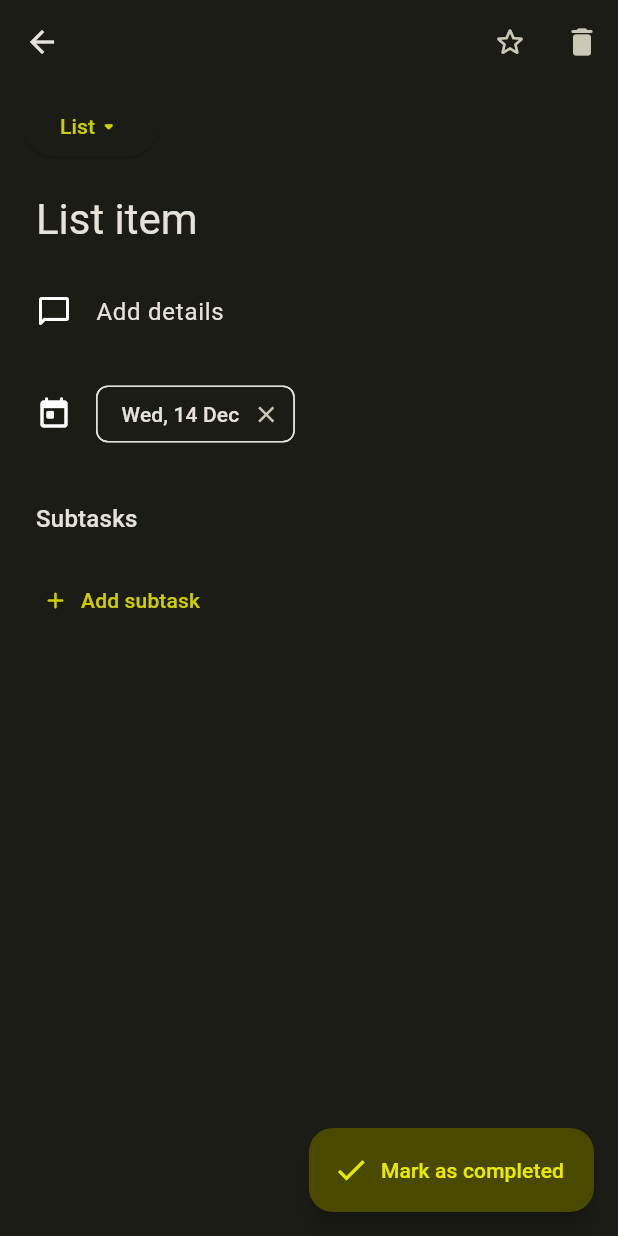
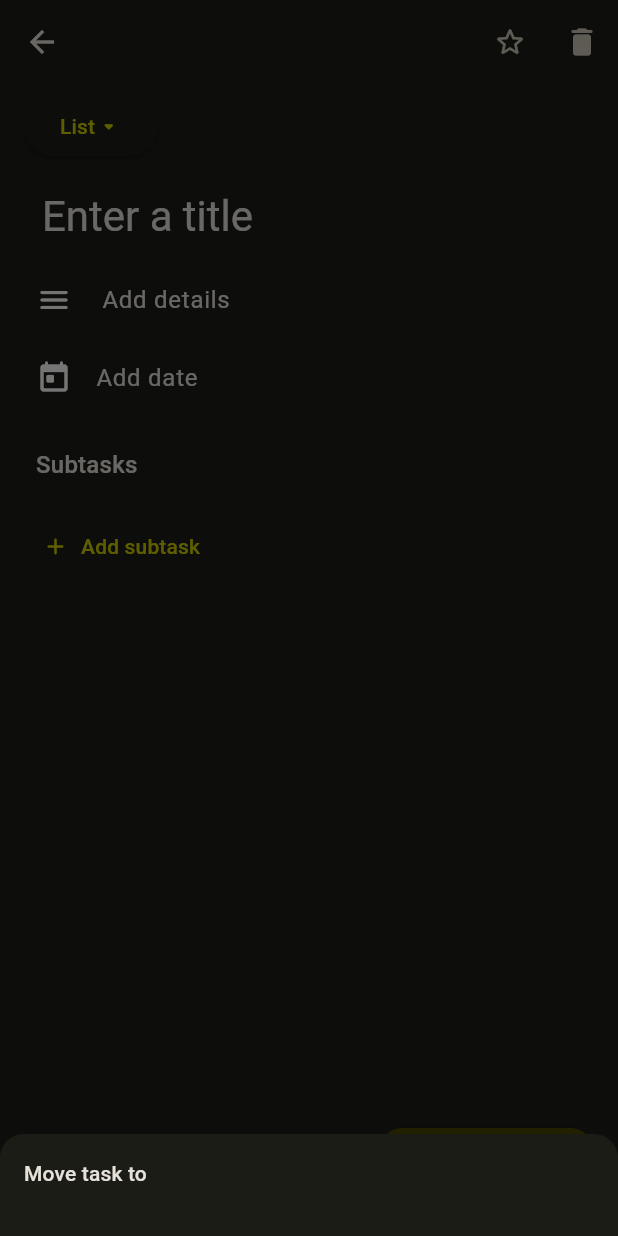
Before and after one commit to kite-user/done, a Flutter app: the TaskContentScreen screen opened directly with empty values, after a tap on "List", on a phone screen of 412 x 824 dp. Run offline on Flutter 3.47's test engine with Material 2 defaults, Android fonts, the phone set to English and light mode, and no system bars; our stand-ins replace equatable, sqflite; accounts and stored records are empty.

Commit message:
init task content page barebone

```diff
--- /dev/null
+++ b/lib/src/controllers/task_content_controller.dart
@@ -0,0 +1,13 @@
+import 'package:done/src/models/task.dart';
+import 'package:flutter/material.dart';
+
+class TaskContentController extends ChangeNotifier {
+  final Task _task;
+
+  String get taskId => _task.id;
+  String? get listId => _task.listId;
+
+  Future<void> changeListId() async {}
+
+  TaskContentController(this._task);
+}
--- a/lib/src/controllers/tasks_controller.dart
+++ b/lib/src/controllers/tasks_controller.dart
@@ -31,6 +31,12 @@ class TasksController extends ChangeNotifier {
     }).catchError((err) {
       notifyListeners();
     });
+  }
+
+  Task getTask(String taskId) {
+    final index = _tasks.indexWhere((element) => element.id == taskId);
+    if (index == -1) return const Task(id: '0', title: '');
+    return _tasks[index];
   }
 
   Future<void> _addTask(Task task) async {
@@ -80,6 +86,7 @@ class TasksController extends ChangeNotifier {
 
   Future<void> deleteTask(String id) async {
     final taskIndex = _tasks.indexWhere((element) => element.id == id);
+    await repository.deleteTask(id);
     _tasks.removeAt(taskIndex);
     notifyListeners();
   }
--- a/lib/src/models/task.dart
+++ b/lib/src/models/task.dart
@@ -56,7 +56,7 @@ class Task extends Equatable {
       'id': id,
       'title': title,
       'details': details,
-      'time': time != null ? time.toString() : ' ',
+      'time': time != null ? time.toString() : '',
       'completed': completed,
       'favorited': onFavorite,
       'list_id': listId,
@@ -68,7 +68,7 @@ class Task extends Equatable {
         id: json['id'],
         title: json['title'],
         details: json['details'],
-        time: DateTime.parse(json['time']),
+        time: json['time'] == '' ? null : DateTime.parse(json['time']),
         completed: json['completed'] == 1,
         onFavorite: json['favorited'] == 1,
       );
--- a/lib/src/repository/app_repository.dart
+++ b/lib/src/repository/app_repository.dart
@@ -8,7 +8,7 @@ abstract class AppRepository {
   Future<void> updateTaskList(TaskList taskList);
 
   Future<List<Task>> getTasks(String listId);
-  Future<void> deleteTask(Task task);
+  Future<void> deleteTask(String taskId);
   Future<void> addTask(Task task);
   Future<void> updateTask(Task task);
 }
--- a/lib/src/repository/sqlite_repository.dart
+++ b/lib/src/repository/sqlite_repository.dart
@@ -106,13 +106,15 @@ class SQLiteRepository extends AppRepository {
   Future<void> addTask(Task task) async {
     Database db = await instance.db;
 
-    db.insert('tasks', task.toMap(),
+    await db.insert('tasks', task.toMap(),
         conflictAlgorithm: ConflictAlgorithm.replace);
   }
 
   @override
-  Future<void> deleteTask(Task task) {
-    throw UnimplementedError();
+  Future<void> deleteTask(String taskId) async {
+    Database db = await instance.db;
+
+    await db.delete('tasks', where: 'id = ?', whereArgs: [taskId]);
   }
 
   @override
@@ -127,6 +129,8 @@ class SQLiteRepository extends AppRepository {
     var tasks =
         await db.query('tasks', where: 'list_id = ?', whereArgs: [listId]);
 
+    print('tasks: ${tasks.length}');
+
     return tasks.isNotEmpty ? tasks.map((e) => Task.fromMap(e)).toList() : [];
   }
 }
--- a/lib/src/ui/home/list_item.dart
+++ b/lib/src/ui/home/list_item.dart
@@ -48,7 +48,9 @@ class TwoLineListTile extends StatelessWidget {
     return GestureDetector(
       onTap: () => Navigator.push(
         context,
-        MaterialPageRoute(builder: (context) => TaskContentScreen(task: task)),
+        MaterialPageRoute(
+          builder: (context) => TaskContentScreen(taskId: task.id),
+        ),
       ),
       child: ListTile(
         leading: IconButton(
@@ -99,7 +101,10 @@ class OneLineListTile extends StatelessWidget {
     return GestureDetector(
       onTap: () => Navigator.push(
         context,
-        MaterialPageRoute(builder: (context) => TaskContentScreen(task: task)),
+        MaterialPageRoute(
+            builder: (context) => TaskContentScreen(
+                  taskId: task.id,
+                )),
       ),
       child: ListTile(
         leading: IconButton(
--- a/lib/src/ui/task_content/date_item.dart
+++ b/lib/src/ui/task_content/date_item.dart
@@ -3,7 +3,10 @@ import 'package:flutter/material.dart';
 class DateItem extends StatelessWidget {
   const DateItem({
     Key? key,
+    required this.time,
   }) : super(key: key);
+
+  final DateTime? time;
 
   @override
   Widget build(BuildContext context) {
@@ -18,6 +21,7 @@ class DateItem extends StatelessWidget {
         children: [
           const Icon(Icons.today_rounded),
           const SizedBox(width: 16),
+          if (time != null)
             InputChip(
               label: Text(
                 'Wed, 14 Dec',
@@ -26,6 +30,14 @@ class DateItem extends StatelessWidget {
               ),
               onDeleted: () {},
               selected: false,
+            )
+          else
+            GestureDetector(
+              onTap: () {},
+              child: Text(
+                'Add date',
+                style: Theme.of(context).textTheme.bodyLarge,
+              ),
             ),
         ],
       ),
--- a/lib/src/ui/task_content/detail_item.dart
+++ b/lib/src/ui/task_content/detail_item.dart
@@ -10,17 +10,25 @@ class DetailItem extends StatelessWidget {
     return Padding(
       padding: const EdgeInsets.only(
         left: 16,
-        top: 16,
-        bottom: 16,
-        right: 24,
       ),
       child: Row(
         children: [
-          const Icon(Icons.chat_bubble_outline_rounded),
+          const Icon(Icons.menu_rounded),
           const SizedBox(width: 16),
-          Text(
-            'Add details',
-            style: Theme.of(context).textTheme.bodyLarge,
+          Expanded(
+            child: TextField(
+              keyboardType: TextInputType.multiline,
+              maxLines: null,
+              style: Theme.of(context).textTheme.bodyLarge,
+              decoration: InputDecoration(
+                hintText: 'Add details',
+                hintStyle: Theme.of(context).textTheme.bodyLarge,
+                contentPadding: EdgeInsets.zero,
+                border: const OutlineInputBorder(
+                  borderSide: BorderSide.none,
+                ),
+              ),
+            ),
           ),
         ],
       ),
--- a/lib/src/ui/task_content/headline_title.dart
+++ b/lib/src/ui/task_content/headline_title.dart
@@ -3,18 +3,28 @@ import 'package:flutter/material.dart';
 class HeadlineTitle extends StatelessWidget {
   const HeadlineTitle({
     Key? key,
-    required this.title,
   }) : super(key: key);
-
-  final String title;
 
   @override
   Widget build(BuildContext context) {
     return Padding(
-      padding: const EdgeInsets.all(16),
-      child: Text(
-        title,
+      padding: const EdgeInsets.only(
+        left: 16,
+        top: 8,
+        bottom: 8,
+        right: 16,
+      ),
+      child: TextField(
         style: Theme.of(context).textTheme.headlineMedium,
+        textInputAction: TextInputAction.done,
+        decoration: InputDecoration(
+          hintText: 'Enter a title',
+          hintStyle: Theme.of(context).textTheme.headlineMedium,
+          contentPadding: EdgeInsets.zero,
+          border: const OutlineInputBorder(
+            borderSide: BorderSide.none,
+          ),
+        ),
       ),
     );
   }
--- /dev/null
+++ b/lib/src/ui/task_content/list_selection_bottom_sheet_content.dart
@@ -0,0 +1,35 @@
+import 'package:done/src/controllers/tasklists_controller.dart';
+import 'package:flutter/material.dart';
+import 'package:provider/provider.dart';
+
+class ListSelectionBottomSheetContent extends StatelessWidget {
+  const ListSelectionBottomSheetContent({
+    Key? key,
+  }) : super(key: key);
+
+  @override
+  Widget build(BuildContext context) {
+    final taskListsController = context.watch<TaskListsController>();
+    final selection = taskListsController.tasklists;
+
+    return Padding(
+      padding: const EdgeInsets.all(16),
+      child: Column(
+        mainAxisSize: MainAxisSize.min,
+        crossAxisAlignment: CrossAxisAlignment.start,
+        children: [
+          Text(
+            'Move task to',
+            style: Theme.of(context).textTheme.labelLarge,
+          ),
+          const SizedBox(height: 16),
+          ListView.builder(
+            shrinkWrap: true,
+            itemCount: selection.length,
+            itemBuilder: (_, index) => Text(selection[index].name),
+          ),
+        ],
+      ),
+    );
+  }
+}
--- a/lib/src/ui/task_content/list_selector.dart
+++ b/lib/src/ui/task_content/list_selector.dart
@@ -1,3 +1,4 @@
+import 'package:done/src/ui/task_content/list_selection_bottom_sheet_content.dart';
 import 'package:flutter/material.dart';
 
 class ListSelector extends StatelessWidget {
@@ -15,7 +16,7 @@ class ListSelector extends StatelessWidget {
         bottom: 4,
       ),
       child: ElevatedButton(
-        onPressed: () {},
+        onPressed: () => _showListSelectionBottomSheet(context),
         child: Row(
           mainAxisAlignment: MainAxisAlignment.start,
           mainAxisSize: MainAxisSize.min,
@@ -27,4 +28,18 @@ class ListSelector extends StatelessWidget {
       ),
     );
   }
+
+  Future<dynamic> _showListSelectionBottomSheet(BuildContext context) {
+    return showModalBottomSheet(
+      context: context,
+      enableDrag: false,
+      shape: const RoundedRectangleBorder(
+        borderRadius: BorderRadius.only(
+          topLeft: Radius.circular(16),
+          topRight: Radius.circular(16),
+        ),
+      ),
+      builder: (context) => const ListSelectionBottomSheetContent(),
+    );
+  }
 }
--- a/lib/src/ui/task_content/task_content.dart
+++ b/lib/src/ui/task_content/task_content.dart
@@ -1,48 +1,64 @@
-import 'package:done/src/models/task.dart';
+import 'package:done/src/controllers/tasks_controller.dart';
 import 'package:done/src/ui/task_content/date_item.dart';
 import 'package:done/src/ui/task_content/detail_item.dart';
 import 'package:done/src/ui/task_content/headline_title.dart';
 import 'package:done/src/ui/task_content/list_selector.dart';
 import 'package:done/src/ui/task_content/subtasks_item.dart';
 import 'package:flutter/material.dart';
+import 'package:provider/provider.dart';
 
 class TaskContentScreen extends StatelessWidget {
-  const TaskContentScreen({super.key, required this.task});
+  const TaskContentScreen({super.key, required this.taskId});
 
-  final Task task;
+  final String taskId;
 
   @override
   Widget build(BuildContext context) {
+    final tasksController = context.watch<TasksController>();
+    final task = tasksController.getTask(taskId);
+
     return Scaffold(
       backgroundColor: Theme.of(context).colorScheme.background,
       appBar: AppBar(
         actions: [
           IconButton(
-            onPressed: () {},
-            icon: const Icon(Icons.star_border_rounded),
+            onPressed: () => tasksController.update(
+              task.id,
+              onFavorite: !task.onFavorite,
+            ),
+            icon: task.onFavorite
+                ? const Icon(Icons.star_rounded)
+                : const Icon(Icons.star_border_rounded),
           ),
           IconButton(
-            onPressed: () {},
+            onPressed: () => tasksController
+                .deleteTask(task.id)
+                .then((_) => Navigator.pop(context)),
             icon: const Icon(Icons.delete_rounded),
           ),
         ],
       ),
       floatingActionButton: FloatingActionButton.extended(
-        onPressed: () {},
-        icon: const Icon(Icons.check_outlined),
-        label: const Text('Mark as completed'),
+        onPressed: task.completed
+            ? () => tasksController.update(task.id, completed: false)
+            : () => tasksController
+                .update(task.id, completed: true)
+                .then((_) => Navigator.pop(context)),
+        label: task.completed
+            ? const Text('Mark uncompleted')
+            : const Text('Mark completed'),
       ),
       body: SingleChildScrollView(
         child: Padding(
           padding: const EdgeInsets.symmetric(horizontal: 8),
           child: Column(
             crossAxisAlignment: CrossAxisAlignment.start,
-            children: const [
-              ListSelector(),
-              HeadlineTitle(title: 'List item'),
-              DetailItem(),
-              DateItem(),
-              SubtasksItem(),
+            children: [
+              const ListSelector(),
+              const HeadlineTitle(),
+              const DetailItem(),
+              DateItem(time: task.time),
+              const SubtasksItem(),
             ],
           ),
         ),
```
Lines whose indentation alone changed are shown as unchanged.
